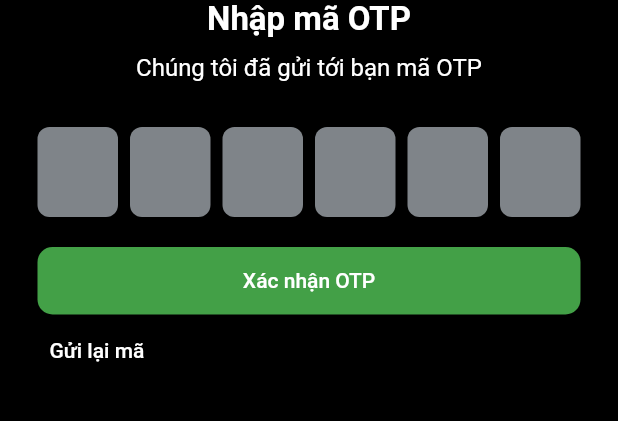
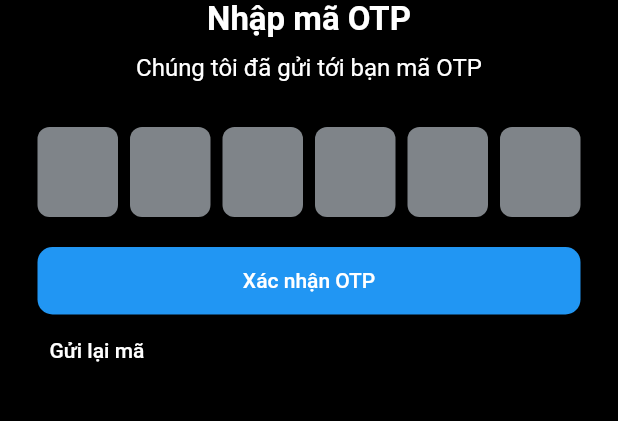
Before and after one commit to DuyKhangIT/SeShare-App, a Flutter app: the InputOTP screen opened by its route, after a tap on "Xác nhận OTP", on a phone screen of 412 x 824 dp, the part 575-996 px from its top. Run offline on Flutter 3.47's test engine with Material 2 defaults, Android fonts, the phone set to English and light mode, and no system bars; drawn by our look-alikes of pinput; our stand-ins replace firebase_auth, firebase_core, get; accounts and stored records are empty; network calls fail.

```diff
--- a/lib/main.dart
+++ b/lib/main.dart
@@ -4,6 +4,7 @@ import 'package:instagram_app/responsive/mobile_screen.dart';
 import 'package:instagram_app/responsive/responsive_layout.dart';
 import 'package:instagram_app/responsive/web_screen.dart';
 import 'package:instagram_app/util/global.dart';
+import 'package:instagram_app/views/home.dart';
 import 'package:instagram_app/views/input_otp.dart';
 import 'package:instagram_app/views/input_phone_number.dart';
 import 'package:instagram_app/views/login.dart';
@@ -27,6 +28,8 @@ class MyApp extends StatelessWidget {
       routes: {
         'phone': (context) => const InputPhoneNumber(),
         'otp': (context) => const InputOTP(),
+        'home': (context) => const Home(),
+
       },
       title: 'Instagram',
       theme: ThemeData.dark()
--- a/lib/views/input_otp.dart
+++ b/lib/views/input_otp.dart
@@ -1,4 +1,6 @@
+import 'package:firebase_auth/firebase_auth.dart';
 import 'package:flutter/material.dart';
+import 'package:instagram_app/views/input_phone_number.dart';
 import 'package:pinput/pinput.dart';
 
 import '../assets/images_assets.dart';
@@ -11,6 +13,7 @@ class InputOTP extends StatefulWidget {
 }
 
 class _InputOTPState extends State<InputOTP> {
+  final FirebaseAuth auth = FirebaseAuth.instance;
   @override
   Widget build(BuildContext context) {
     final defaultPinTheme = PinTheme(
@@ -36,7 +39,7 @@ class _InputOTPState extends State<InputOTP> {
         color: Color.fromRGBO(234, 239, 243, 1),
       ),
     );
-
+    var code = "";
     return Scaffold(
       extendBodyBehindAppBar: true,
       appBar: AppBar(
@@ -45,7 +48,7 @@ class _InputOTPState extends State<InputOTP> {
           onPressed: () {
             Navigator.pop(context);
           },
-          icon: Icon(
+          icon: const Icon(
             Icons.arrow_back_ios_rounded,
             color: Colors.black,
           ),
@@ -69,29 +72,27 @@ class _InputOTPState extends State<InputOTP> {
                 "Nhập mã OTP",
                 style: TextStyle(fontSize: 22, fontWeight: FontWeight.bold),
               ),
-              SizedBox(
+              const SizedBox(
                 height: 10,
               ),
-              Text(
+              const Text(
                 "Chúng tôi đã gửi tới bạn mã OTP",
                 style: TextStyle(
                   fontSize: 16,
                 ),
                 textAlign: TextAlign.center,
               ),
-              SizedBox(
+              const SizedBox(
                 height: 30,
               ),
               Pinput(
                 length: 6,
-                // defaultPinTheme: defaultPinTheme,
-                // focusedPinTheme: focusedPinTheme,
-                // submittedPinTheme: submittedPinTheme,
-
                 showCursor: true,
-                onCompleted: (pin) => print(pin),
+                onChanged: (value) {
+                  code = value;
+                },
               ),
-              SizedBox(
+              const SizedBox(
                 height: 20,
               ),
               SizedBox(
@@ -99,10 +100,25 @@ class _InputOTPState extends State<InputOTP> {
                 height: 45,
                 child: ElevatedButton(
                     style: ElevatedButton.styleFrom(
-                        primary: Colors.green.shade600,
+                        primary: Colors.blue,
                         shape: RoundedRectangleBorder(
                             borderRadius: BorderRadius.circular(10))),
-                    onPressed: () {},
+                    onPressed: () async {
+                      try {
+                        // Create a PhoneAuthCredential with the code
+                        PhoneAuthCredential credential =
+                            PhoneAuthProvider.credential(
+                                verificationId: InputPhoneNumber.verify,
+                                smsCode: code);
+
+                        // Sign the user in (or link) with the credential
+                        await auth.signInWithCredential(credential);
+                        Navigator.pushNamedAndRemoveUntil(
+                            context, 'home', (route) => false);
+                      } catch (e) {
+                        print('nhập sai otp');
+                      }
+                    },
                     child: Text("Xác nhận OTP")),
               ),
               Row(
@@ -112,7 +128,7 @@ class _InputOTPState extends State<InputOTP> {
                         Navigator.pushNamedAndRemoveUntil(
                           context,
                           'phone',
-                              (route) => false,
+                          (route) => false,
                         );
                       },
                       child: Text(
--- a/lib/views/input_phone_number.dart
+++ b/lib/views/input_phone_number.dart
@@ -4,7 +4,7 @@ import 'package:instagram_app/assets/assets.dart';
 
 class InputPhoneNumber extends StatefulWidget {
   const InputPhoneNumber({Key? key}) : super(key: key);
-
+  static String verify ="";
   @override
   State<InputPhoneNumber> createState() => _InputPhoneNumberState();
 }
@@ -110,6 +110,7 @@ class _InputPhoneNumberState extends State<InputPhoneNumber> {
                       verificationCompleted: (PhoneAuthCredential credential) {},
                       verificationFailed: (FirebaseAuthException e) {},
                       codeSent: (String verificationId, int? resendToken) {
+                        InputPhoneNumber.verify = verificationId;
                         Navigator.pushNamed(context, 'otp');
                       },
                       codeAutoRetrievalTimeout: (String verificationId) {},
--- a/pubspec.yaml
+++ b/pubspec.yaml
@@ -32,14 +32,12 @@ dependencies:
   flutter:
     sdk: flutter
 
-
-  # The following adds the Cupertino Icons font to your application.
-  # Use with the CupertinoIcons class for iOS style icons.
   cupertino_icons: ^1.0.2
   get: ^4.6.5
   pinput: ^2.2.20
   firebase_core: ^2.6.1
   firebase_auth: ^4.2.8
+
 dev_dependencies:
   flutter_test:
     sdk: flutter
```
Also changed, not shown: lib/views/home.dart (added, +19 -0 lines).
